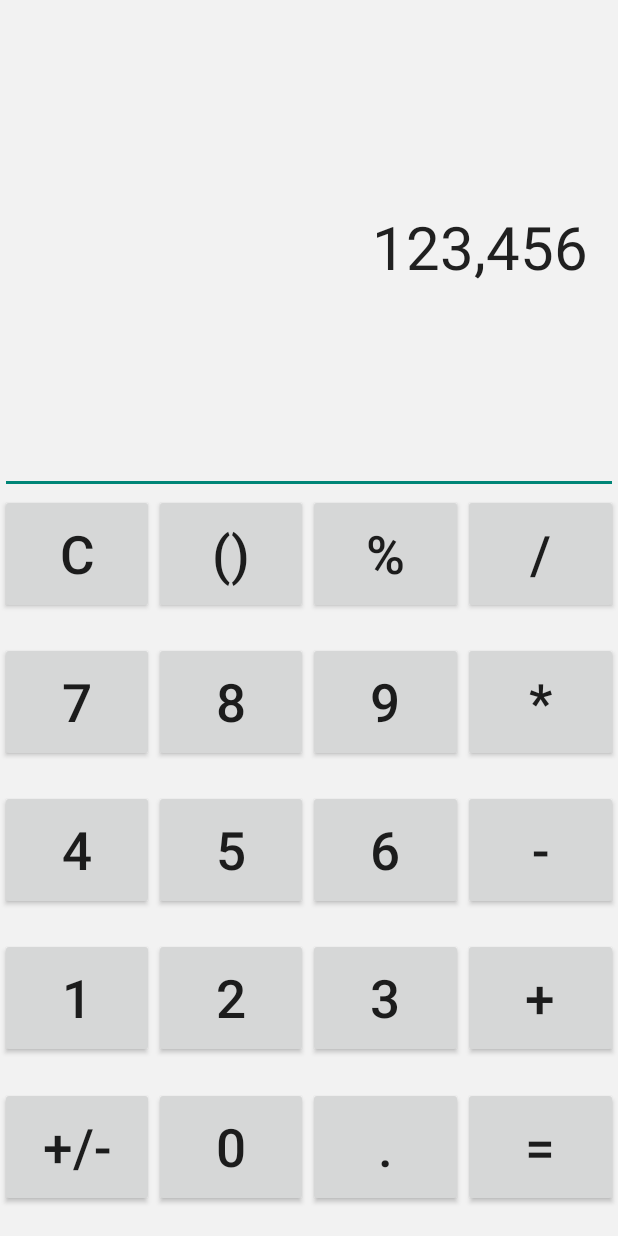
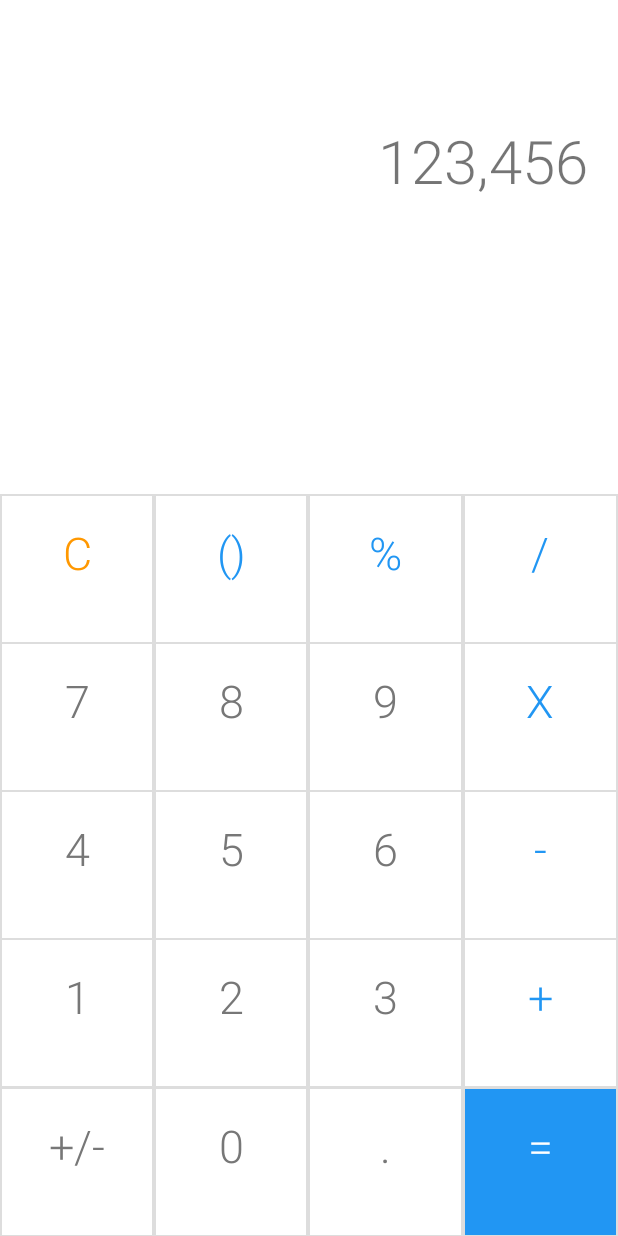
Before and after one commit to georgistephanov/AndroidCalculator, an Android app: the screen it shows after launch (MainActivity), on a phone screen of 412 x 824 dp. Run offline under Robolectric (Android 15) with nearby library versions, the phone set to English and light mode, and no system bars.

Commit message:
Initial design of the app is finished. I've got all the buttons and the textview present

```diff
--- /dev/null
+++ b/app/src/main/res/drawable/calculator_button.xml
@@ -0,0 +1,14 @@
+<?xml version="1.0" encoding="utf-8"?>
+<ripple  xmlns:android="http://schemas.android.com/apk/res/android"
+	android:color="@color/rippleBlue">
+
+	<item android:drawable="@color/white"/>
+
+	<item>
+		<shape xmlns:android="http://schemas.android.com/apk/res/android">
+			<padding android:bottom="20dp"/>
+			<stroke android:width="1dp" android:color="#DDD" />
+		</shape>
+	</item>
+
+</ripple>
--- /dev/null
+++ b/app/src/main/res/drawable/equal_sign_button.xml
@@ -0,0 +1,14 @@
+<?xml version="1.0" encoding="utf-8"?>
+<ripple  xmlns:android="http://schemas.android.com/apk/res/android"
+		android:color="@color/rippleEqualSign">
+
+	<item android:drawable="@color/colorAccent"/>
+
+	<item>
+		<shape xmlns:android="http://schemas.android.com/apk/res/android">
+			<padding android:bottom="25dp" />
+			<stroke android:width="1dp" android:color="#DDD" />
+		</shape>
+	</item>
+
+</ripple>
--- a/app/src/main/res/layout/activity_main.xml
+++ b/app/src/main/res/layout/activity_main.xml
@@ -9,20 +9,23 @@
 		android:layout_width="match_parent"
 		android:layout_height="match_parent"
 		android:orientation="vertical"
-		android:background="@color/backgroundColor">
+		android:background="@color/white">
 
 
-		<EditText
-			android:id="@+id/edit_number"
+		<TextView
+			android:id="@+id/input_number"
 			android:layout_width="match_parent"
 			android:layout_height="0dp"
 			android:layout_weight="2"
-			android:inputType="number"
+			android:background="@color/white"
 			android:paddingLeft="20dp"
 			android:paddingRight="20dp"
+			android:paddingTop="80dp"
 			android:text="123,456"
 			android:textSize="40sp"
-			android:textAlignment="viewEnd"/>
+			android:textCursorDrawable="@color/materialBlue"
+			android:fontFamily="sans-serif-light"
+			android:textAlignment="viewEnd" />
 
 		<LinearLayout
 			android:layout_width="match_parent"
@@ -37,95 +40,117 @@
 				<Button
 					android:id="@+id/clear"
 					android:text="C"
-					style="@style/calculatorButton"/>
+					style="@style/clearButton"
+					android:background="@drawable/calculator_button"
+					/>
 				<Button
 					android:id="@+id/brackets"
 					android:text="()"
-					style="@style/calculatorButton"/>
+					style="@style/operationButton"
+					android:background="@drawable/calculator_button"
+					/>
 				<Button
 					android:id="@+id/percentage"
 					android:text="%"
-					style="@style/calculatorButton"/>
+					style="@style/operationButton"
+					android:background="@drawable/calculator_button"/>
 				<Button
 					android:id="@+id/divide"
 					android:text="/"
-					style="@style/calculatorButton"/>
+					style="@style/operationButton"
+					android:background="@drawable/calculator_button"/>
 			</LinearLayout>
 			<LinearLayout
 				style="@style/buttonRows">
 				<Button
 					android:id="@+id/seven"
 					android:text="7"
-					style="@style/calculatorButton"/>
+					style="@style/regularCalculatorButton"
+					android:background="@drawable/calculator_button"/>
 				<Button
 					android:id="@+id/eight"
 					android:text="8"
-					style="@style/calculatorButton"/>
+					style="@style/regularCalculatorButton"
+					android:background="@drawable/calculator_button"/>
 				<Button
 					android:id="@+id/nine"
 					android:text="9"
-					style="@style/calculatorButton"/>
+					style="@style/regularCalculatorButton"
+					android:background="@drawable/calculator_button"/>
 				<Button
 					android:id="@+id/multiply"
-					android:text="*"
-					style="@style/calculatorButton"/>
+					android:text="X"
+					style="@style/operationButton"
+					android:background="@drawable/calculator_button"/>
 			</LinearLayout>
 			<LinearLayout
 				style="@style/buttonRows">
 				<Button
 					android:id="@+id/four"
 					android:text="4"
-					style="@style/calculatorButton"/>
+					style="@style/regularCalculatorButton"
+					android:background="@drawable/calculator_button"/>
 				<Button
 					android:id="@+id/five"
 					android:text="5"
-					style="@style/calculatorButton"/>
+					style="@style/regularCalculatorButton"
+					android:background="@drawable/calculator_button"/>
 				<Button
 					android:id="@+id/six"
 					android:text="6"
-					style="@style/calculatorButton"/>
+					style="@style/regularCalculatorButton"
+					android:background="@drawable/calculator_button"/>
 				<Button
 					android:id="@+id/minus"
 					android:text="-"
-					style="@style/calculatorButton"/>
+					style="@style/operationButton"
+					android:background="@drawable/calculator_button"/>
 			</LinearLayout>
 			<LinearLayout
 				style="@style/buttonRows">
 				<Button
 					android:id="@+id/one"
 					android:text="1"
-					style="@style/calculatorButton"/>
+					style="@style/regularCalculatorButton"
+					android:background="@drawable/calculator_button"/>
 				<Button
 					android:id="@+id/two"
 					android:text="2"
-					style="@style/calculatorButton"/>
+					style="@style/regularCalculatorButton"
+					android:background="@drawable/calculator_button"/>
 				<Button
 					android:id="@+id/three"
 					android:text="3"
-					style="@style/calculatorButton"/>
+					style="@style/regularCalculatorButton"
+					android:background="@drawable/calculator_button"/>
 				<Button
 					android:id="@+id/plus"
 					android:text="+"
-					style="@style/calculatorButton"/>
+					style="@style/operationButton"
+					android:background="@drawable/calculator_button"/>
 			</LinearLayout>
 			<LinearLayout
 				style="@style/buttonRows">
 				<Button
 					android:id="@+id/changeSign"
 					android:text="+/-"
-					style="@style/calculatorButton"/>
+					style="@style/regularCalculatorButton"
+					android:background="@drawable/calculator_button"/>
 				<Button
 					android:id="@+id/zero"
 					android:text="0"
-					style="@style/calculatorButton"/>
+					style="@style/regularCalculatorButton"
+					android:background="@drawable/calculator_button"/>
 				<Button
 					android:id="@+id/point"
 					android:text="."
-					style="@style/calculatorButton"/>
+					style="@style/regularCalculatorButton"
+					android:background="@drawable/calculator_button"/>
 				<Button
 					android:id="@+id/equal"
 					android:text="="
-					style="@style/calculatorButton"/>
+					style="@style/equalSign"
+					android:background="@drawable/equal_sign_button"/>
 			</LinearLayout>
 
 		</LinearLayout>
--- a/app/src/main/res/values/colors.xml
+++ b/app/src/main/res/values/colors.xml
@@ -2,8 +2,12 @@
 <resources>
 	<color name="colorPrimary">#3F51B5</color>
 	<color name="colorPrimaryDark">#303F9F</color>
-	<color name="colorAccent">#FF4081</color>
-	<color name="backgroundColor">#F2F2F2</color>
+	<color name="colorAccent">#2196F3</color>
 	<color name="buttonsColor">#F4F4F4</color>
+	<color name="buttonTextColor">#777</color>
 	<color name="materialBlue">#2196F3</color>
+	<color name="rippleBlue">#b3d9ff</color>
+	<color name="rippleEqualSign">#0277BD</color>
+	<color name="materialOrange">#FF9800</color>
+	<color name="white">#FFF</color>
 </resources>
--- a/app/src/main/res/values/styles.xml
+++ b/app/src/main/res/values/styles.xml
@@ -15,12 +15,44 @@
 		<item name="android:layout_weight">1</item>
 	</style>
 
-	<style name="calculatorButton">
+	<style name="regularCalculatorButton">
 		<item name="android:layout_width">0dp</item>
-		<item name="android:layout_height">80dp</item>
+		<item name="android:layout_height">100dp</item>
 		<item name="android:layout_weight">1</item>
-		<item name="android:textSize">35sp</item>
-		<item name="background">@color/buttonsColor</item>
+		<item name="android:textSize">30sp</item>
+		<item name="android:paddingBottom">22dp</item>
+		<item name="android:textColor">@color/buttonTextColor</item>
+		<item name="android:fontFamily">sans-serif-light</item>
+	</style>
+
+	<style name="clearButton">
+		<item name="android:layout_width">0dp</item>
+		<item name="android:layout_height">100dp</item>
+		<item name="android:layout_weight">1</item>
+		<item name="android:paddingBottom">22dp</item>
+		<item name="android:textSize">30sp</item>
+		<item name="android:textColor">@color/materialOrange</item>
+		<item name="android:fontFamily">sans-serif-light</item>
+	</style>
+
+	<style name="operationButton">
+		<item name="android:layout_width">0dp</item>
+		<item name="android:layout_height">100dp</item>
+		<item name="android:layout_weight">1</item>
+		<item name="android:paddingBottom">22dp</item>
+		<item name="android:textSize">30sp</item>
+		<item name="android:textColor">@color/colorAccent</item>
+		<item name="android:fontFamily">sans-serif-light</item>
+	</style>
+
+	<style name="equalSign">
+		<item name="android:layout_width">0dp</item>
+		<item name="android:layout_height">100dp</item>
+		<item name="android:layout_weight">1</item>
+		<item name="android:paddingBottom">22dp</item>
+		<item name="android:textSize">30sp</item>
+		<item name="android:textColor">@color/white</item>
+		<item name="android:fontFamily">sans-serif-light</item>
 	</style>
 
 </resources>
```
